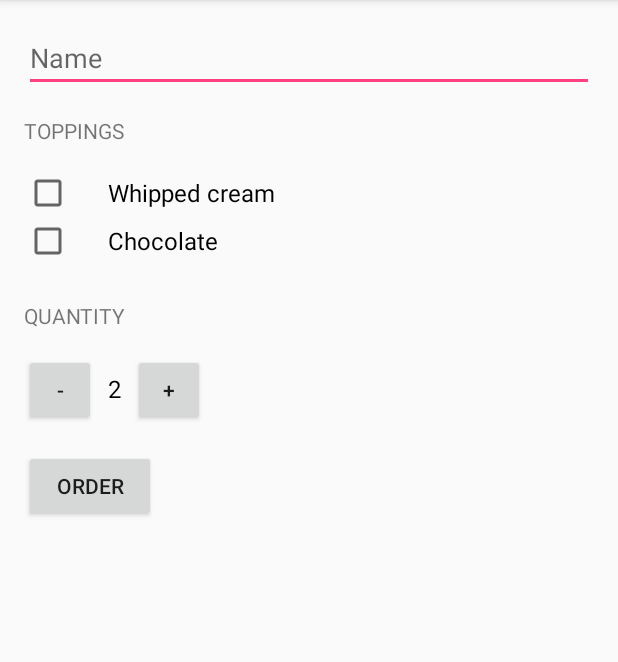
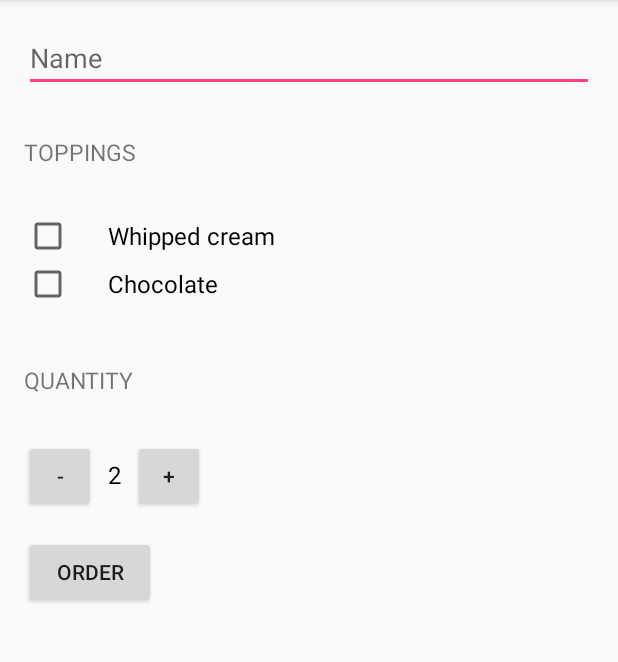
Before and after one commit to reploid3660/Just-Java-coffee-ordering-APP, an Android app: the screen it shows after launch (MainActivity), after a tap on "ORDER", on a phone screen of 412 x 824 dp, the part 84-746 px from its top. Run offline under Robolectric (Android 15) with nearby library versions, the phone set to English and light mode, and no system bars.

Commit message:
HeaderTextStyle added in styles.xml

```diff
--- a/app/src/main/java/com/example/android/justjava/MainActivity.java
+++ b/app/src/main/java/com/example/android/justjava/MainActivity.java
@@ -1,7 +1,7 @@
 /**
  * Add your package below. Package name can be found in the project's AndroidManifest.xml file.
  * This is the package name our example uses:
- *
+ * <p>
  * package com.example.android.justjava;
  */
 
@@ -32,33 +32,37 @@ public class MainActivity extends AppCompatActivity {
         super.onCreate(savedInstanceState);
         setContentView(R.layout.activity_main);
     }
+
     /**
-        *Check if the user wants whipped cream added to the coffee
+     * Check if the user wants whipped cream added to the coffee
+     *
      * @return the user want whipped cream or not
      **/
-    private boolean whippedCreamChecked()
-    {
+    private boolean whippedCreamChecked() {
         CheckBox checkBox = (CheckBox) findViewById(R.id.whipped_cream_check_box);
         return checkBox.isChecked();
     }
+
     /**
-     *Check if the user wants chocolate added to the coffee
+     * Check if the user wants chocolate added to the coffee
+     *
      * @return the user want chocolate or not
      **/
-    private boolean chocolateChecked()
-    {
+    private boolean chocolateChecked() {
         CheckBox checkBox = (CheckBox) findViewById(R.id.chocolate_check_box);
         return checkBox.isChecked();
     }
+
     /**
-        *See the name tha the users type in
-        *@return the name of the user
+     * See the name tha the users type in
+     *
+     * @return the name of the user
      **/
-    private String name()
-    {
+    private String name() {
         EditText editText = (EditText) findViewById(R.id.name);
         return editText.getText().toString();
     }
+
     /**
      * This method is called when the order button is clicked.
      */
@@ -75,17 +79,15 @@ public class MainActivity extends AppCompatActivity {
 
     /**
      * Calculates the price of the order.
-        *@return price the total prices of the coffee
+     *
+     * @return price the total prices of the coffee
      */
-    private int calculatePrice()
-    {
+    private int calculatePrice() {
         int basePrice = 5;
-        if (whippedCreamChecked())
-        {
+        if (whippedCreamChecked()) {
             basePrice = basePrice + 1;
         }
-        if (chocolateChecked())
-        {
+        if (chocolateChecked()) {
             basePrice = basePrice + 2;
         }
         int price = quantity * basePrice;
@@ -93,12 +95,10 @@ public class MainActivity extends AppCompatActivity {
     }
 
     /**
-        *
      * @param priceOfOrder tje total price of the coffee
      * @return a list of all the information
      */
-    private String createOrderSummary(int priceOfOrder)
-    {
+    private String createOrderSummary(int priceOfOrder) {
         String nameString = getString(R.string.order_summary_name, name()) + "\n";
         String cream = getString(R.string.order_summary_whipped_cream, whippedCreamChecked()) + "\n";
         String chocolate = getString(R.string.order_summary_chocolate, chocolateChecked()) + "\n";
@@ -115,9 +115,7 @@ public class MainActivity extends AppCompatActivity {
         //100 cups of coffee is the upper limit per user
         if (quantity < 100) {
             quantity = quantity + 1;
-        }
-        else if (quantity == 100)
-        {
+        } else if (quantity == 100) {
             Context context = getApplicationContext();
             CharSequence text = "That's too much for us!";
             int duration = Toast.LENGTH_SHORT;
@@ -135,9 +133,7 @@ public class MainActivity extends AppCompatActivity {
         //1 cup of coffee is the lower limit per user
         if (quantity > 1) {
             quantity = quantity - 1;
-        }
-        else if (quantity == 1)
-        {
+        } else if (quantity == 1) {
             Context context = getApplicationContext();
             CharSequence text = "At least order 1 cup please!";
             int duration = Toast.LENGTH_SHORT;
@@ -147,6 +143,7 @@ public class MainActivity extends AppCompatActivity {
         }
         displayQuantity(quantity);
     }
+
     /**
      * This method displays the given quantity value on the screen.
      */
--- a/app/src/main/res/layout/activity_main.xml
+++ b/app/src/main/res/layout/activity_main.xml
@@ -19,16 +19,14 @@
             android:id="@+id/name"
             android:layout_width="match_parent"
             android:layout_height="wrap_content"
+            android:layout_marginBottom="16dp"
             android:hint="@string/name"
-            android:layout_marginBottom="16dp"
-            android:inputType="text"/>
+            android:inputType="text" />
 
         <TextView
-            android:layout_width="wrap_content"
-            android:layout_height="wrap_content"
+            style="@style/HeaderTextStyle"
             android:layout_marginBottom="16dp"
-            android:text="@string/toppings"
-            android:textAllCaps="true" />
+            android:text="@string/toppings" />
 
         <CheckBox
             android:id="@+id/whipped_cream_check_box"
@@ -47,12 +45,10 @@
             android:textSize="16sp" />
 
         <TextView
-            android:layout_width="wrap_content"
-            android:layout_height="wrap_content"
+            style="@style/HeaderTextStyle"
+            android:layout_marginBottom="16sp"
             android:layout_marginTop="24sp"
-            android:layout_marginBottom="16sp"
-            android:text="@string/quantity"
-            android:textAllCaps="true" />
+            android:text="@string/quantity" />
 
         <LinearLayout
             android:layout_width="match_parent"
@@ -86,8 +82,8 @@
         <Button
             android:layout_width="wrap_content"
             android:layout_height="wrap_content"
+            android:layout_marginTop="16sp"
             android:onClick="submitOrder"
-            android:layout_marginTop="16sp"
             android:text="@string/order" />
 
     </LinearLayout>
--- a/app/src/main/res/values/styles.xml
+++ b/app/src/main/res/values/styles.xml
@@ -7,5 +7,13 @@
         <item name="colorPrimaryDark">@color/colorPrimaryDark</item>
         <item name="colorAccent">@color/colorAccent</item>
     </style>
+    <!-- The style for every header -->
+    <style name="HeaderTextStyle">
+        <item name="android:layout_width">wrap_content</item>
+        <item name="android:layout_height">48dp</item>
+        <item name="android:gravity">center_vertical</item>
+        <item name="android:textAllCaps">true</item>
+        <item name="android:textSize">15sp</item>
+    </style>
 
 </resources>
```
Lines whose indentation alone changed are shown as unchanged.
